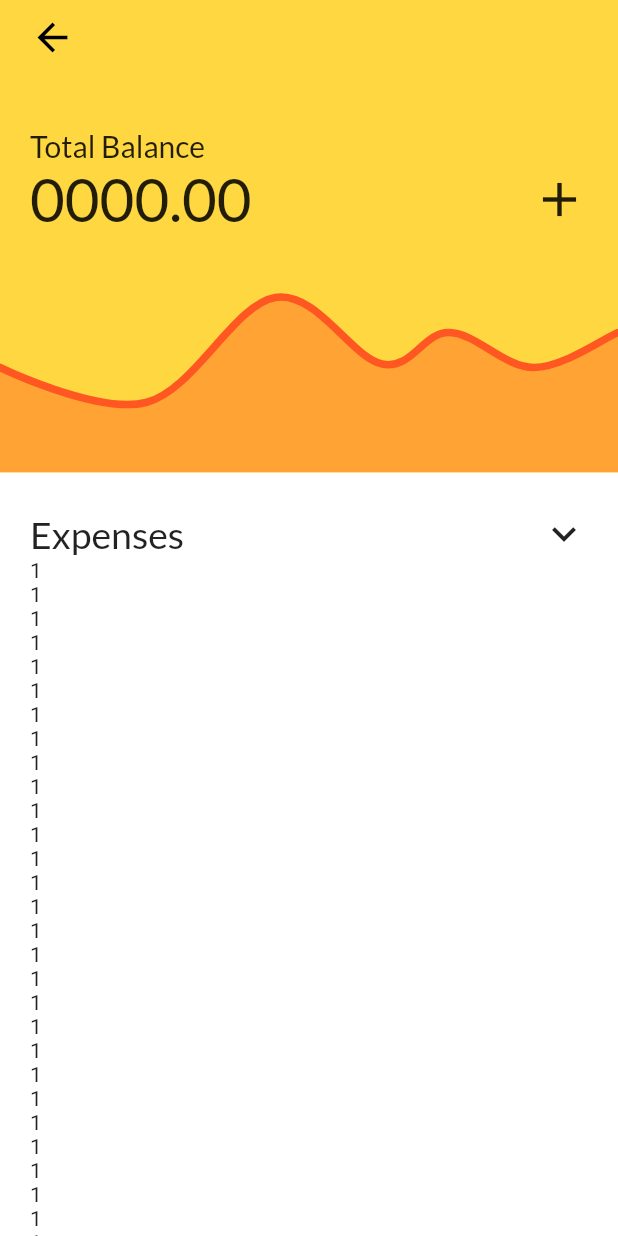
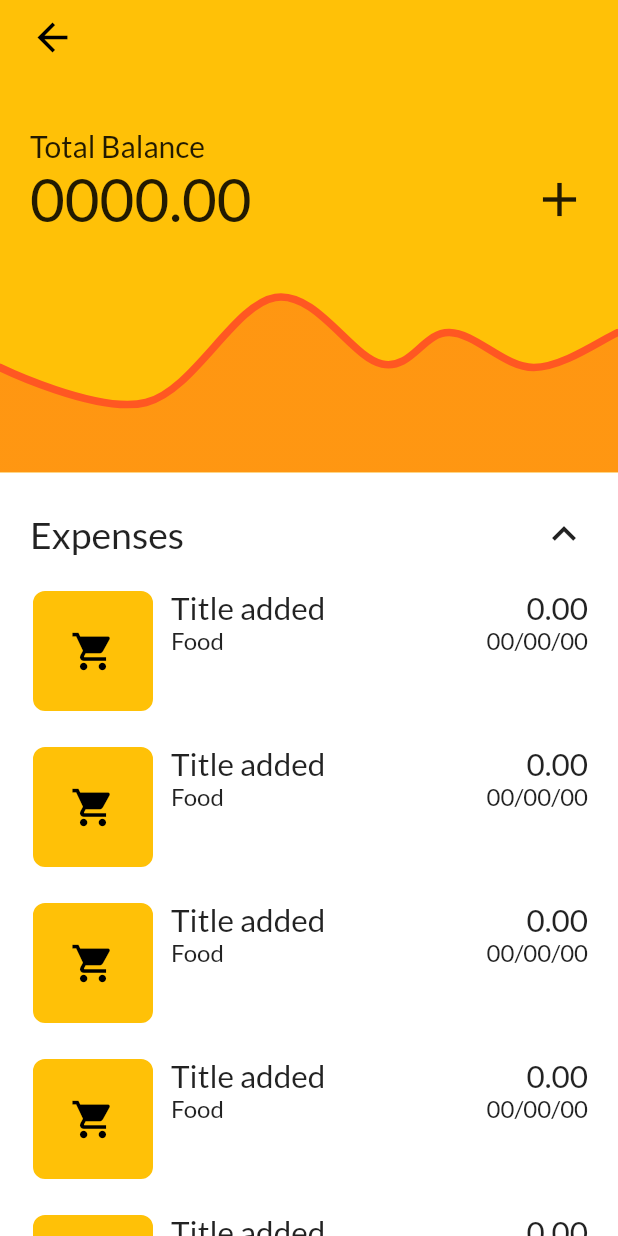
Before and after one commit to feMoraes0/pay-list, a Flutter app: the HomeScreen screen opened by its route, on a phone screen of 412 x 824 dp. Run offline on Flutter 3.47's test engine with Material 2 defaults, Android fonts, the phone set to English and light mode, and no system bars; drawn by our look-alikes of fl_chart; our stand-ins replace google_fonts, sqflite; accounts and stored records are empty.

Commit message:
fix: colors, fonts, spaces

```diff
--- a/lib/main.dart
+++ b/lib/main.dart
@@ -33,7 +33,7 @@ class MyApp extends StatelessWidget {
         'login': (context) => LoginScreen(),
         'register': (context) => RegisterScreen(),
         'home': (context) => HomeScreen(),
-        'wallet': (context) => Wallet(),
+        'wallet': (context) => WalletScreen(),
       },
       home: LoginScreen(),
     );
--- a/lib/screens/home_screen.dart
+++ b/lib/screens/home_screen.dart
@@ -8,11 +8,16 @@ class HomeScreen extends StatefulWidget {
 }
 
 class _HomeScreenState extends State<HomeScreen> {
-  double containerMarginTop = 315.0;
+  bool expanded;
+
+  void initState() {
+    this.expanded = false;
+    super.initState();
+  }
 
   void updateMarginTop() {
     setState(() {
-      containerMarginTop = (containerMarginTop == 315.0) ? 0.0 : 315.0;
+      expanded = !this.expanded;
     });
   }
 
@@ -20,7 +25,7 @@ class _HomeScreenState extends State<HomeScreen> {
   Widget build(BuildContext context) {
     Size size = MediaQuery.of(context).size;
     return Scaffold(
-      backgroundColor: Colors.amberAccent,
+      backgroundColor: Colors.amber,
       body: SafeArea(
         bottom: false,
         child: Stack(
@@ -29,12 +34,17 @@ class _HomeScreenState extends State<HomeScreen> {
               child: Column(
                 crossAxisAlignment: CrossAxisAlignment.start,
                 children: <Widget>[
-                  Padding(
+                  GestureDetector(
+                    onTap: () {
+                      Navigator.pop(context);
+                    },
+                    child: Padding(
                       padding: const EdgeInsets.only(top: 10.0, left: 20.0),
                       child: Icon(
                         Icons.arrow_back,
                         size: 30.0,
                         color: Colors.black,
+                      ),
                     ),
                   ),
                   Container(
@@ -80,12 +90,12 @@ class _HomeScreenState extends State<HomeScreen> {
                 decoration: BoxDecoration(
                   color: Colors.transparent,
                 ),
-                child: LineChartSample2()
+                child: LineChartSample2(),
               ),
             ),
             AnimatedContainer(
-              duration: Duration(milliseconds: 500),
-              margin: EdgeInsets.only(top: this.containerMarginTop),
+              duration: Duration(milliseconds: 450),
+              margin: EdgeInsets.only(top: (this.expanded) ? 0.0 : 315.0),
               height: size.height,
               width: size.width,
               padding: const EdgeInsets.only(
@@ -94,11 +104,13 @@ class _HomeScreenState extends State<HomeScreen> {
                 right: 20.0,
               ),
               decoration: BoxDecoration(
-                color: Colors.white,
+                color: (this.expanded) ? Colors.amber : Colors.white,
               ),
               child: Column(
                 children: <Widget>[
-                  Row(
+                  Padding(
+                    padding: const EdgeInsets.only(bottom: 10.0),
+                    child: Row(
                       mainAxisAlignment: MainAxisAlignment.spaceBetween,
                       children: <Widget>[
                         Text(
@@ -110,20 +122,92 @@ class _HomeScreenState extends State<HomeScreen> {
                         GestureDetector(
                           onTap: this.updateMarginTop,
                           child: Icon(
-                          (this.containerMarginTop == 310.0)
-                              ? Icons.expand_less
-                              : Icons.expand_more,
+                            (this.expanded)
+                                ? Icons.expand_more
+                                : Icons.expand_less,
                             size: 32.0,
                           ),
                         ),
                       ],
+                    ),
                   ),
                   Expanded(
                     child: ListView.builder(
                       itemCount: 40,
                       itemBuilder: (context, index) {
                         return Container(
-                          child: Text('1'),
+                          padding: const EdgeInsets.symmetric(vertical: 10.0),
+                          child: Row(
+                            crossAxisAlignment: CrossAxisAlignment.start,
+                            children: <Widget>[
+                              Container(
+                                decoration: BoxDecoration(
+                                  color: Colors.amber,
+                                  borderRadius: BorderRadius.circular(10.0),
+                                  border: Border.all(
+                                    color: (this.expanded)
+                                        ? Colors.black
+                                        : Colors.white,
+                                    width: 2.0,
+                                  ),
+                                ),
+                                padding: const EdgeInsets.all(25.0),
+                                margin: const EdgeInsets.only(right: 10.0),
+                                child: Icon(
+                                  Icons.shopping_cart,
+                                  size: 30.0,
+                                  color: Colors.black,
+                                ),
+                              ),
+                              Expanded(
+                                child: SizedBox(
+                                  child: Column(
+                                    mainAxisAlignment: MainAxisAlignment.start,
+                                    crossAxisAlignment:
+                                        CrossAxisAlignment.start,
+                                    children: <Widget>[
+                                      Row(
+                                        mainAxisAlignment:
+                                            MainAxisAlignment.spaceBetween,
+                                        children: <Widget>[
+                                          Text(
+                                            'Title added',
+                                            style: GoogleFonts.lato(
+                                              fontSize: 21.0,
+                                            ),
+                                          ),
+                                          Text(
+                                            '0.00',
+                                            style: GoogleFonts.lato(
+                                              fontSize: 21.0,
+                                            ),
+                                          ),
+                                        ],
+                                      ),
+                                      Row(
+                                        mainAxisAlignment:
+                                            MainAxisAlignment.spaceBetween,
+                                        children: <Widget>[
+                                          Text(
+                                            'Food',
+                                            style: GoogleFonts.lato(
+                                              fontSize: 16.0,
+                                            ),
+                                          ),
+                                          Text(
+                                            '00/00/00',
+                                            style: GoogleFonts.lato(
+                                              fontSize: 16.0,
+                                            ),
+                                          ),
+                                        ],
+                                      )
+                                    ],
+                                  ),
+                                ),
+                              ),
+                            ],
+                          ),
                         );
                       },
                     ),
--- a/lib/screens/login_screen.dart
+++ b/lib/screens/login_screen.dart
@@ -94,7 +94,7 @@ class _LoginScreenState extends State<LoginScreen> {
                 color: Colors.amber[600],
                 splashColor: Colors.white54,
                 onPressed: () {
-                  Navigator.pushReplacementNamed(context, 'home');
+                  Navigator.pushReplacementNamed(context, 'wallet');
                 },
                 child: Container(
                   decoration: BoxDecoration(
--- a/lib/screens/wallet_screen.dart
+++ b/lib/screens/wallet_screen.dart
@@ -1,12 +1,12 @@
 import "package:flutter/material.dart";
 import 'package:google_fonts/google_fonts.dart';
 
-class Wallet extends StatefulWidget {
+class WalletScreen extends StatefulWidget {
   @override
-  _WalletState createState() => _WalletState();
+  _WalletScreenState createState() => _WalletScreenState();
 }
 
-class _WalletState extends State<Wallet> {
+class _WalletScreenState extends State<WalletScreen> {
   List<String> cards = ['', ''];
 
   @override
@@ -39,14 +39,14 @@ class _WalletState extends State<Wallet> {
           if (index == 0) {
             return CardDivision(
               shadow: false,
-              icon: Icons.person_outline,
+              icon: Icons.credit_card,
               label: "Fernando de Moraes",
             );
           }
 
           return CardDivision(
             shadow: true,
-            icon: Icons.account_balance_wallet,
+            icon: Icons.credit_card,
             label: "**** **** **** 0000",
           );
         },
@@ -99,7 +99,11 @@ class Card extends StatelessWidget {
 
   @override
   Widget build(BuildContext context) {
-    return Container(
+    return GestureDetector(
+      onTap: () {
+        Navigator.pushNamed(context, 'home');
+      },
+      child: Container(
         padding: const EdgeInsets.fromLTRB(20.0, 20.0, 20.0, 0.0),
         decoration: BoxDecoration(
           gradient: LinearGradient(
@@ -132,6 +136,7 @@ class Card extends StatelessWidget {
               ),
             ),
           ],
+        ),
       ),
     );
   }
```
Lines whose indentation alone changed are shown as unchanged.
